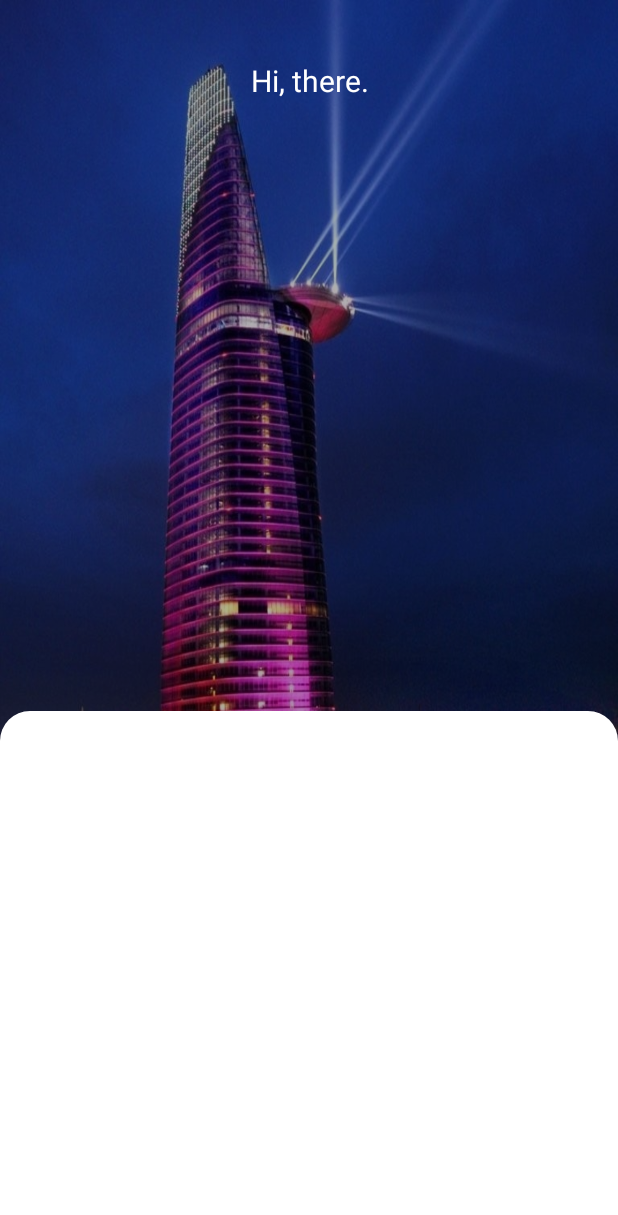
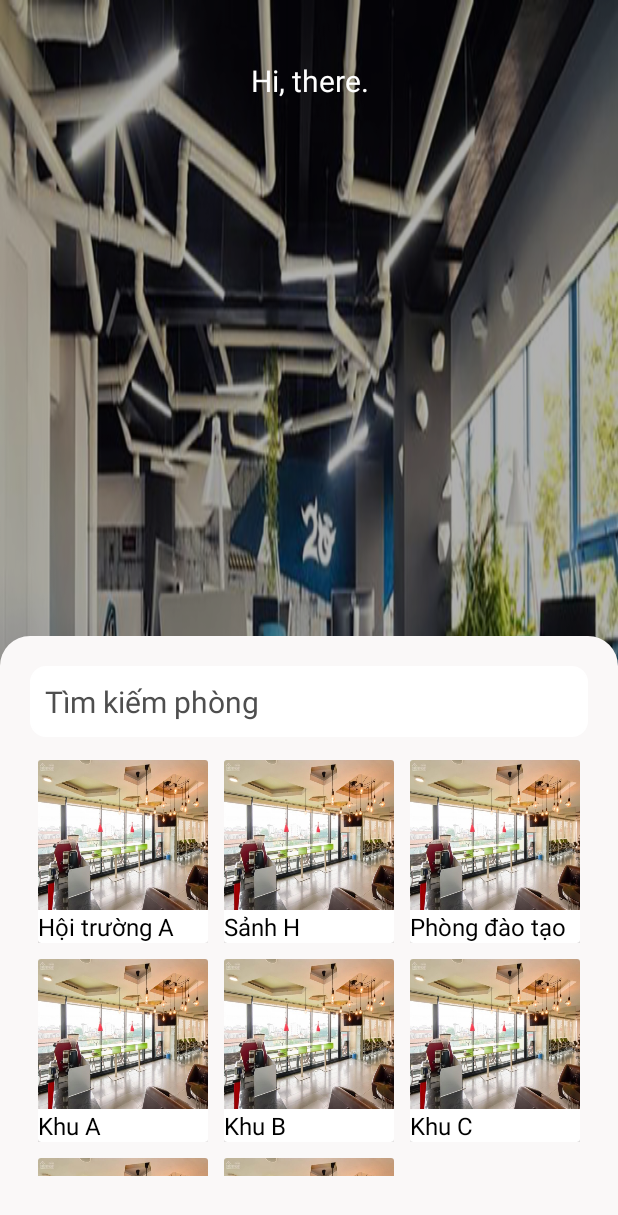
Before and after one commit to nhatminh1601/Android-3d-AR-core, an Android app: the screen it shows after launch (MainActivity), on a phone screen of 412 x 824 dp. Shown: the top 1215 px of the screen. Run offline under Robolectric (Android 15) with nearby library versions, the phone set to English and light mode, and no system bars.

Commit message:
- layout main.

```diff
--- a/app/src/main/java/com/example/location/MainActivity.java
+++ b/app/src/main/java/com/example/location/MainActivity.java
@@ -1,17 +1,76 @@
 package com.example.location;
 
 import androidx.appcompat.app.AppCompatActivity;
+import androidx.recyclerview.widget.GridLayoutManager;
+import androidx.recyclerview.widget.RecyclerView;
 
 import android.graphics.Color;
+import android.graphics.drawable.AnimationDrawable;
 import android.graphics.drawable.ColorDrawable;
+import android.os.Build;
 import android.os.Bundle;
+import android.util.Log;
+import android.view.WindowManager;
+import android.widget.ImageView;
 
-public class MainActivity extends AppCompatActivity {
+import com.example.location.adapters.MenuAdapter;
+import com.example.location.helpers.TempData;
+import com.example.location.interfaces.OnItemClickListener;
+import com.example.location.models.Menu;
+
+import java.util.ArrayList;
+
+public class MainActivity extends AppCompatActivity implements OnItemClickListener {
+    ImageView imgBg;
+    RecyclerView recyclerView;
+    MenuAdapter menuAdapter;
+    RecyclerView.LayoutManager layoutManager;
+    TempData data;
+    ArrayList<Menu> dataMenu;
 
     @Override
     protected void onCreate(Bundle savedInstanceState) {
         super.onCreate(savedInstanceState);
         setContentView(R.layout.activity_main);
+        if (Build.VERSION.SDK_INT >= Build.VERSION_CODES.KITKAT) {
+
+            getWindow().setFlags(WindowManager.LayoutParams.FLAG_LAYOUT_NO_LIMITS,
+                    WindowManager.LayoutParams.FLAG_LAYOUT_NO_LIMITS);
+        }
+        SetViewId();
+        SetAnimationBG();
+        SetAdapter();
+
 
     }
+
+    private void SetViewId() {
+        imgBg = findViewById(R.id.imgBg);
+        recyclerView = findViewById(R.id.lvMenu);
+    }
+
+    private void SetAdapter() {
+        data = new TempData();
+        dataMenu = new ArrayList<>();
+        dataMenu = data.GetData();
+        layoutManager= new GridLayoutManager(this, 3);
+        recyclerView.setLayoutManager(layoutManager);
+        menuAdapter= new MenuAdapter(dataMenu, this);
+
+        recyclerView.setAdapter(menuAdapter);
+        recyclerView.setHasFixedSize(true);
+    }
+
+    private void SetAnimationBG() {
+        AnimationDrawable animationDrawable = (AnimationDrawable) imgBg.getDrawable();
+        animationDrawable.setEnterFadeDuration(100);
+        animationDrawable.setExitFadeDuration(4000);
+        animationDrawable.start();
+    }
+
+    @Override
+    public void onItemClick(Object o) {
+        Menu data= (Menu) o;
+        Log.d("TAG", "onItemClick: "+data.toString() );
+    }
 }
--- a/app/src/main/java/com/example/location/adapter/MenuAdapter.java
+++ /dev/null
@@ -1,4 +0,0 @@
-package com.example.location.adapter;
-
-public class MenuAdapter {
-}
--- /dev/null
+++ b/app/src/main/java/com/example/location/adapters/MenuAdapter.java
@@ -0,0 +1,73 @@
+package com.example.location.adapters;
+
+import android.util.Log;
+import android.view.LayoutInflater;
+import android.view.View;
+import android.view.ViewGroup;
+import android.view.animation.Animation;
+import android.view.animation.AnimationUtils;
+import android.widget.ImageView;
+import android.widget.TextView;
+
+import androidx.annotation.NonNull;
+import androidx.recyclerview.widget.RecyclerView;
+
+import com.example.location.R;
+import com.example.location.interfaces.OnItemClickListener;
+import com.example.location.models.Menu;
+
+import java.util.ArrayList;
+
+public class MenuAdapter extends RecyclerView.Adapter<MenuAdapter.MyViewHolder> {
+    ArrayList<Menu> arr;
+    private OnItemClickListener onItemClickListener;
+
+    public MenuAdapter(ArrayList<Menu> arr, OnItemClickListener onItemClickListener) {
+        this.arr = arr;
+        this.onItemClickListener = onItemClickListener;
+    }
+
+    @NonNull
+    @Override
+    public MyViewHolder onCreateViewHolder(@NonNull ViewGroup parent, int viewType) {
+        View view = LayoutInflater.from(parent.getContext()).inflate(R.layout.item_main, parent, false);
+        MyViewHolder myViewHolder = new MyViewHolder(view);
+        return myViewHolder;
+    }
+
+    @Override
+    public void onBindViewHolder(@NonNull MyViewHolder holder, int position) {
+        holder.getDataBind(arr.get(position));
+    }
+
+    @Override
+    public int getItemCount() {
+        Log.d("TAG", "getItemCount: " + arr.size());
+        return arr.size();
+    }
+
+    public class MyViewHolder extends RecyclerView.ViewHolder {
+        ImageView bg;
+        TextView title;
+        Menu menu;
+
+        public MyViewHolder(@NonNull final View itemView) {
+            super(itemView);
+            bg = itemView.findViewById(R.id.imgBg);
+            title = itemView.findViewById(R.id.tvTitle);
+            itemView.setOnClickListener(new View.OnClickListener() {
+                @Override
+                public void onClick(View view) {
+                    Animation animation = AnimationUtils.loadAnimation(itemView.getContext(), R.anim.fede);
+                    itemView.startAnimation(animation);
+                    onItemClickListener.onItemClick(menu);
+                }
+            });
+        }
+
+        public void getDataBind(Menu menu) {
+            this.menu = menu;
+            title.setText(menu.getName());
+        }
+    }
+}
--- /dev/null
+++ b/app/src/main/java/com/example/location/helpers/TempData.java
@@ -0,0 +1,20 @@
+package com.example.location.helpers;
+
+import com.example.location.models.Menu;
+
+import java.util.ArrayList;
+
+public class TempData {
+ public ArrayList<Menu> GetData(){
+     ArrayList<Menu> data= new ArrayList<>();
+     data.add(new Menu(1,"Hội trường A","","Phòng hội nghị, tổ chức sự kiện"));
+     data.add(new Menu(2,"Sảnh H","","Phòng hội nghị, tổ chức sự kiện"));
+     data.add(new Menu(3,"Phòng đào tạo","","Phòng hội nghị, tổ chức sự kiện"));
+     data.add(new Menu(4,"Khu A","","Phòng hội nghị, tổ chức sự kiện"));
+     data.add(new Menu(5,"Khu B","","Phòng hội nghị, tổ chức sự kiện"));
+     data.add(new Menu(6,"Khu C","","Phòng hội nghị, tổ chức sự kiện"));
+     data.add(new Menu(7,"Khu E","","Phòng hội nghị, tổ chức sự kiện"));
+     data.add(new Menu(8,"Khu F","","Phòng hội nghị, tổ chức sự kiện"));
+     return data;
+ }
+}
--- /dev/null
+++ b/app/src/main/java/com/example/location/interfaces/OnItemClickListener.java
@@ -0,0 +1,5 @@
+package com.example.location.interfaces;
+
+public interface OnItemClickListener<T> {
+    void onItemClick(T o);
+}
--- a/app/src/main/java/com/example/location/model/Menu.java
+++ b/app/src/main/java/com/example/location/models/Menu.java
@@ -1,4 +1,4 @@
-package com.example.location.model;
+package com.example.location.models;
 
 import java.io.Serializable;
 
--- /dev/null
+++ b/app/src/main/res/anim/fede.xml
@@ -0,0 +1,4 @@
+<?xml version="1.0" encoding="utf-8"?>
+<set xmlns:android="http://schemas.android.com/apk/res/android">
+    <alpha android:fromAlpha="0" android:toAlpha="1" android:duration="3000"/>
+</set>
--- /dev/null
+++ b/app/src/main/res/drawable/anim_slideshow.xml
@@ -0,0 +1,12 @@
+<?xml version="1.0" encoding="utf-8"?>
+<animation-list xmlns:android="http://schemas.android.com/apk/res/android">
+    <item
+        android:duration="5000"
+        android:drawable="@drawable/bg"/>
+    <item
+        android:duration="5000"
+        android:drawable="@drawable/bg2"/>
+    <item
+        android:duration="5000"
+        android:drawable="@drawable/b3"/>
+</animation-list>
--- a/app/src/main/res/drawable/bg_menu.xml
+++ b/app/src/main/res/drawable/bg_menu.xml
@@ -1,6 +1,6 @@
 <?xml version="1.0" encoding="utf-8"?>
 <shape xmlns:android="http://schemas.android.com/apk/res/android">
-    <solid android:color="#fff" />
+    <solid android:color="#FAF8F8" />
     <corners
         android:topLeftRadius="20dp"
         android:topRightRadius="20dp" />
--- /dev/null
+++ b/app/src/main/res/drawable/border.xml
@@ -0,0 +1,10 @@
+<?xml version="1.0" encoding="utf-8"?>
+<selector xmlns:android="http://schemas.android.com/apk/res/android">
+    <item>
+        <shape android:shape="rectangle">
+            <corners android:radius="10dp"/>
+            <stroke android:color="@android:color/white" android:width="1dp"/>
+            <solid android:color="@android:color/white"/>
+        </shape>
+    </item>
+</selector>
--- a/app/src/main/res/layout/activity_main.xml
+++ b/app/src/main/res/layout/activity_main.xml
@@ -3,19 +3,31 @@
     xmlns:app="http://schemas.android.com/apk/res-auto"
     xmlns:tools="http://schemas.android.com/tools"
     android:layout_width="match_parent"
-    android:background="@drawable/bg"
     android:layout_height="match_parent"
     tools:context=".MainActivity">
+
+    <ImageView
+        android:id="@+id/imgBg"
+        android:layout_width="wrap_content"
+        android:layout_height="match_parent"
+        android:scaleType="fitXY"
+        android:src="@drawable/anim_slideshow"
+        app:layout_constraintBottom_toBottomOf="parent"
+        app:layout_constraintEnd_toEndOf="parent"
+        app:layout_constraintStart_toStartOf="parent"
+        app:layout_constraintTop_toTopOf="parent" />
 
     <LinearLayout
         android:layout_width="match_parent"
         android:layout_height="match_parent"
+        android:background="#4F000000"
         android:orientation="horizontal"
-        android:background="#4F000000"
         app:layout_constraintBottom_toBottomOf="parent"
         app:layout_constraintEnd_toEndOf="parent"
         app:layout_constraintStart_toStartOf="parent"
-        app:layout_constraintTop_toTopOf="parent"></LinearLayout>
+        app:layout_constraintTop_toTopOf="parent">
+
+    </LinearLayout>
 
     <TextView
         android:id="@+id/textView"
@@ -36,13 +48,38 @@
     <LinearLayout
         android:id="@+id/linearLayout"
         android:layout_width="match_parent"
-        android:layout_height="350dp"
+        android:layout_height="400dp"
         android:background="@drawable/bg_menu"
+        android:focusable="true"
+        android:focusableInTouchMode="true"
         android:orientation="vertical"
+        android:padding="20dp"
         app:layout_constraintBottom_toBottomOf="parent"
         app:layout_constraintEnd_toEndOf="parent"
         app:layout_constraintHorizontal_bias="0.0"
         app:layout_constraintStart_toStartOf="parent">
 
+        <EditText
+            android:id="@+id/editTextTextPersonName"
+            android:layout_width="match_parent"
+            android:layout_height="wrap_content"
+            android:paddingVertical="10dp"
+            android:paddingHorizontal="10dp"
+            android:layout_marginBottom="10dp"
+            android:background="@drawable/border"
+            android:hint="Tìm kiếm phòng"
+            android:textColorHint="#4E4E4E"
+            android:inputType="textPersonName"
+            android:textColor="#000"
+            android:textSize="20sp" />
+
+        <androidx.recyclerview.widget.RecyclerView
+            android:id="@+id/lvMenu"
+            android:layout_marginBottom="20dp"
+            android:layout_width="match_parent"
+            android:layout_height="match_parent">
+
+        </androidx.recyclerview.widget.RecyclerView>
+
     </LinearLayout>
 </androidx.constraintlayout.widget.ConstraintLayout>
--- a/app/src/main/res/layout/item_main.xml
+++ b/app/src/main/res/layout/item_main.xml
@@ -1,6 +1,35 @@
 <?xml version="1.0" encoding="utf-8"?>
 <LinearLayout xmlns:android="http://schemas.android.com/apk/res/android"
+    xmlns:app="http://schemas.android.com/apk/res-auto"
+    android:layout_margin="5dp"
     android:orientation="vertical" android:layout_width="match_parent"
-    android:layout_height="match_parent">
+    android:layout_height="wrap_content">
+
+    <androidx.cardview.widget.CardView
+        android:layout_width="match_parent"
+        app:cardBackgroundColor="#FFFFFF"
+        android:elevation="3dp"
+        android:layout_height="match_parent" >
+
+        <LinearLayout
+            android:layout_width="match_parent"
+            android:layout_height="match_parent"
+            android:orientation="vertical">
+
+            <ImageView
+                android:id="@+id/imageBg"
+                android:layout_width="match_parent"
+                android:layout_height="100dp"
+                android:scaleType="fitXY"
+                android:src="@drawable/b3" />
+            <TextView
+                android:id="@+id/tvTitle"
+                android:layout_width="wrap_content"
+                android:layout_height="wrap_content"
+                android:textColor="#000"
+                android:textSize="16sp"
+                android:typeface="normal" />
+        </LinearLayout>
+    </androidx.cardview.widget.CardView>
 
 </LinearLayout>
```
Also changed, not shown: app/src/main/res/drawable/b3.jpg (added), app/src/main/res/drawable/bg2.jpg (added).
